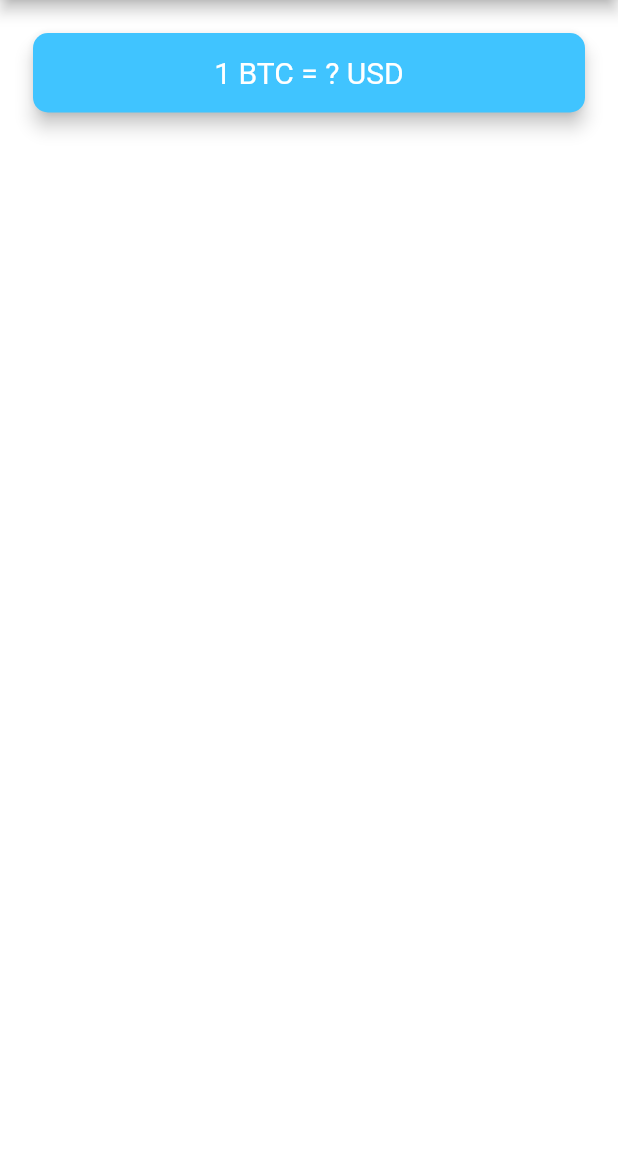
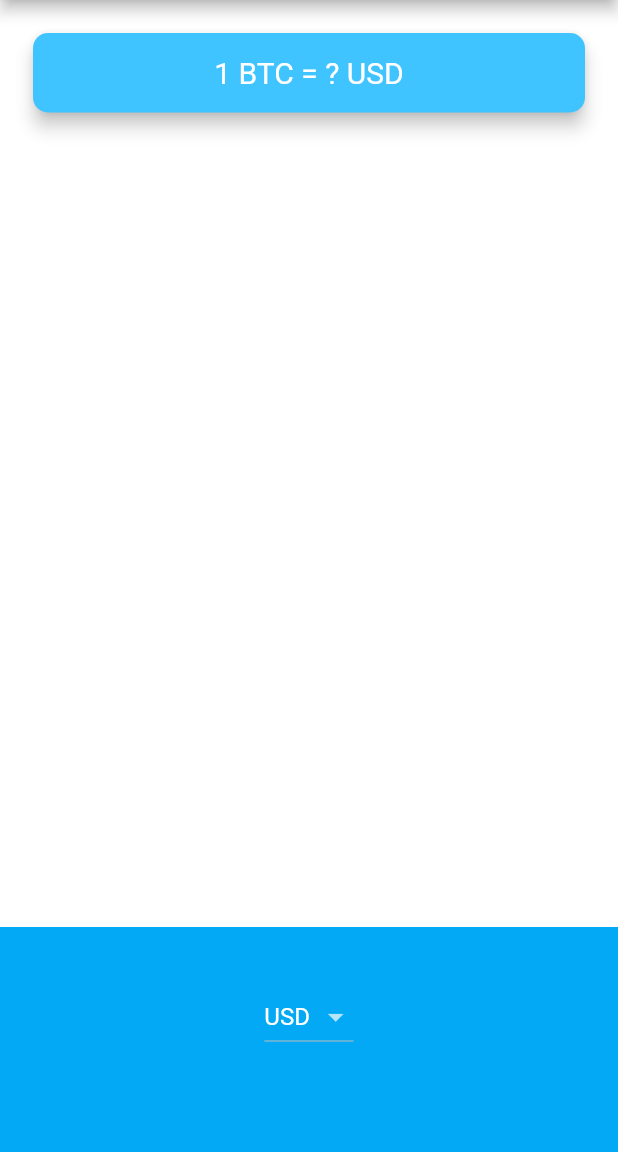
Before and after one commit to MohamedAliBousba/bitcoin-ticker, a Flutter app: the screen it shows after launch, on a phone screen of 412 x 824 dp, the part 84-1236 px from its top. Run offline on Flutter 3.47's test engine with Material 2 defaults, Android fonts, the phone set to English and light mode, and no system bars.

Commit message:
add dropdown

```diff
--- a/lib/price_screen.dart
+++ b/lib/price_screen.dart
@@ -7,6 +7,18 @@ class PriceScreen extends StatefulWidget {
 }
 
 class _PriceScreenState extends State<PriceScreen> {
+  String selectedCurrency = "USD";
+
+  List<DropdownMenuItem<String>> getDropdownItems() {
+    List<DropdownMenuItem<String>> dropdownItems = [];
+
+    for(String currency in currenciesList){
+      var newItem = DropdownMenuItem(value: currency, child: Text(currency),);
+      dropdownItems.add(newItem);
+    }
+
+    return dropdownItems;
+  }
 
   @override
   Widget build(BuildContext context) {
@@ -39,6 +51,21 @@ class _PriceScreenState extends State<PriceScreen> {
               ),
             ),
           ),
+          Container(
+            height: 150.0,
+            alignment: Alignment.center,
+            padding: EdgeInsets.only(bottom: 30.0),
+            color: Colors.lightBlue,
+            child: DropdownButton<String>(
+              value: selectedCurrency,
+              items: getDropdownItems(),
+              onChanged: (value) {
+                setState(() {
+                  selectedCurrency = value.toString();
+                });
+              },
+            ),
+          ),
         ],
       ),
     );
```
